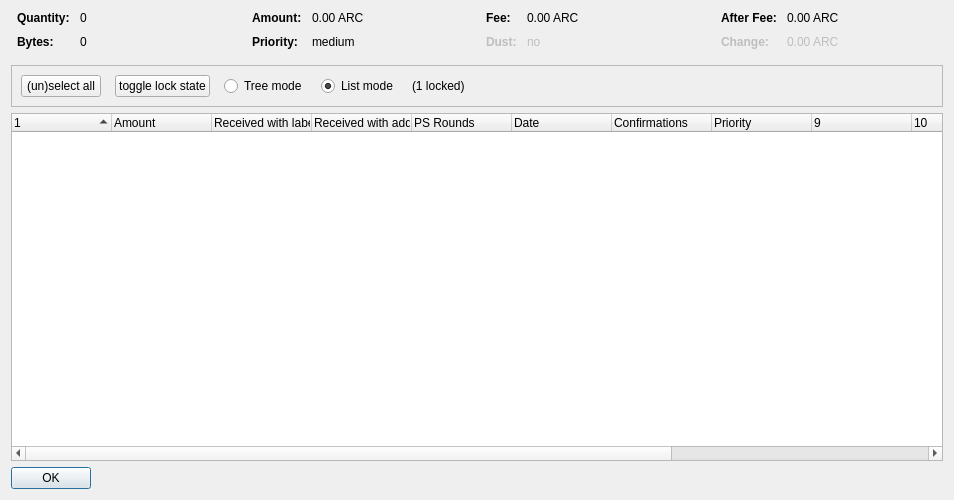
Old version of the form src/qt/forms/coincontroldialog.ui in the repository AdvancedTechnologyCoin/arc_core.
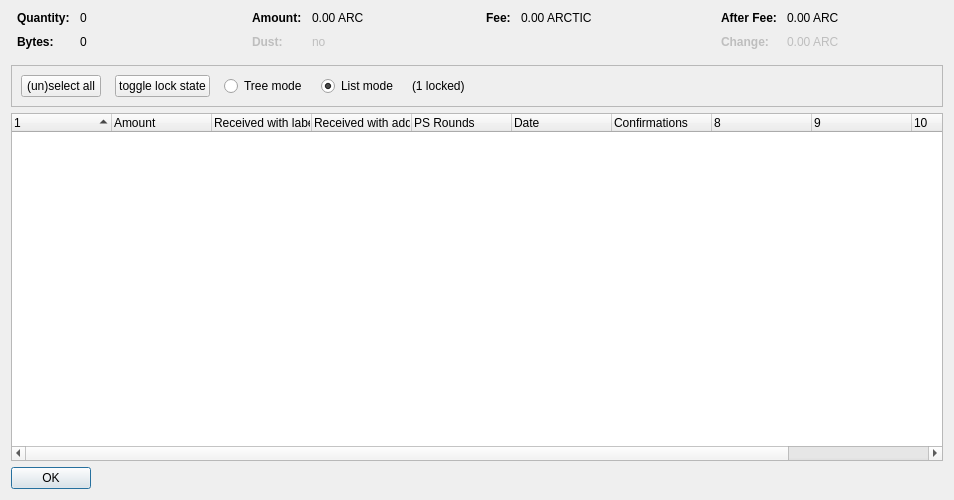
New version of the form. Custom widgets are drawn as their Qt base class.

Diff of the .ui file:
```diff
--- a/src/qt/forms/coincontroldialog.ui
+++ b/src/qt/forms/coincontroldialog.ui
@@ -140,7 +140,10 @@
         </widget>
        </item>
        <item row="1" column="0">
-        <widget class="QLabel" name="labelCoinControlPriorityText">
+        <widget class="QLabel" name="labelCoinControlLowOutputText">
+         <property name="enabled">
+          <bool>false</bool>
+         </property>
          <property name="font">
           <font>
            <weight>75</weight>
@@ -148,12 +151,15 @@
           </font>
          </property>
          <property name="text">
-          <string>Priority:</string>
+          <string>Dust:</string>
          </property>
         </widget>
        </item>
        <item row="1" column="1">
-        <widget class="QLabel" name="labelCoinControlPriority">
+        <widget class="QLabel" name="labelCoinControlLowOutput">
+         <property name="enabled">
+          <bool>false</bool>
+         </property>
          <property name="cursor">
           <cursorShape>IBeamCursor</cursorShape>
          </property>
@@ -161,7 +167,7 @@
           <enum>Qt::ActionsContextMenu</enum>
          </property>
          <property name="text">
-          <string>medium</string>
+          <string notr="true">no</string>
          </property>
          <property name="textInteractionFlags">
           <set>Qt::LinksAccessibleByMouse|Qt::TextSelectableByKeyboard|Qt::TextSelectableByMouse</set>
@@ -206,42 +212,7 @@
           <enum>Qt::ActionsContextMenu</enum>
          </property>
          <property name="text">
-          <string notr="true">0.00 ARC</string>
-         </property>
-         <property name="textInteractionFlags">
-          <set>Qt::LinksAccessibleByMouse|Qt::TextSelectableByKeyboard|Qt::TextSelectableByMouse</set>
-         </property>
-        </widget>
-       </item>
-       <item row="1" column="0">
-        <widget class="QLabel" name="labelCoinControlLowOutputText">
-         <property name="enabled">
-          <bool>false</bool>
-         </property>
-         <property name="font">
-          <font>
-           <weight>75</weight>
-           <bold>true</bold>
-          </font>
-         </property>
-         <property name="text">
-          <string>Dust:</string>
-         </property>
-        </widget>
-       </item>
-       <item row="1" column="1">
-        <widget class="QLabel" name="labelCoinControlLowOutput">
-         <property name="enabled">
-          <bool>false</bool>
-         </property>
-         <property name="cursor">
-          <cursorShape>IBeamCursor</cursorShape>
-         </property>
-         <property name="contextMenuPolicy">
-          <enum>Qt::ActionsContextMenu</enum>
-         </property>
-         <property name="text">
-          <string>no</string>
+          <string notr="true">0.00 ARCTIC</string>
          </property>
          <property name="textInteractionFlags">
           <set>Qt::LinksAccessibleByMouse|Qt::TextSelectableByKeyboard|Qt::TextSelectableByMouse</set>
@@ -447,7 +418,7 @@
       <bool>false</bool>
      </property>
      <property name="columnCount">
-      <number>13</number>
+      <number>11</number>
      </property>
      <attribute name="headerShowSortIndicator" stdset="0">
       <bool>true</bool>
@@ -493,16 +464,6 @@
        <string>Confirmed</string>
       </property>
      </column>
-     <column>
-      <property name="text">
-       <string>Priority</string>
-      </property>
-     </column>
-     <column>
-      <property name="text">
-       <string/>
-      </property>
-     </column>
      <column>
       <property name="text">
        <string/>
```
